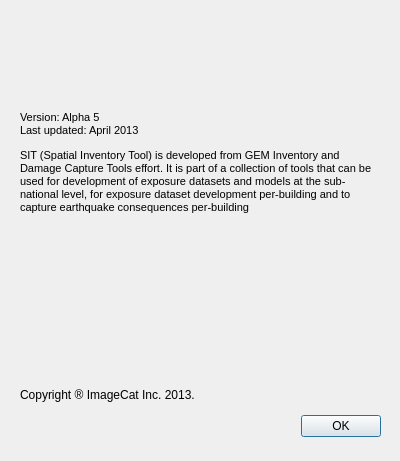
This is qt/dlg_about.ui in gem/sidd as Qt 5 draws it before an edit. The edited form follows.
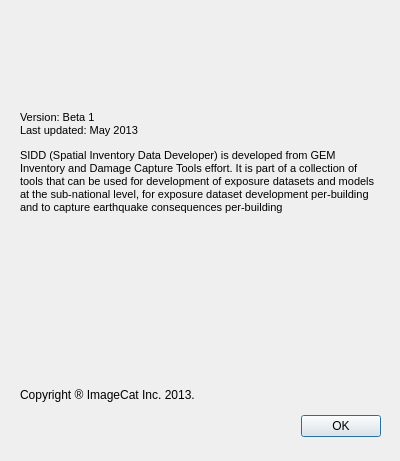
This is the edited form. Icons and pictures are not drawn.

Commit message:
fixed issues - tentative fix for mixture of zoom and emitPoint tools (issue#8) - set minimum size for window to avoid overlapping widget (issue#2) - added tentative applicaiton icon (issue#1)
updates
- use actual step count for updating build exposure progress bar
- fixed initialization bug in DialogSearchFeature
- fixed bug causing residual attribute range in buildMS dialog

license
- updated README.txt and LICENSE.txt to reflect license change to AGPL

general
- renamed application to SIDD (spatial inventory data developer)

The edit to the form file:
```diff
--- a/qt/dlg_about.ui
+++ b/qt/dlg_about.ui
@@ -59,8 +59,8 @@
 &lt;html&gt;&lt;head&gt;&lt;meta name=&quot;qrichtext&quot; content=&quot;1&quot; /&gt;&lt;style type=&quot;text/css&quot;&gt;
 p, li { white-space: pre-wrap; }
 &lt;/style&gt;&lt;/head&gt;&lt;body style=&quot; font-family:'MS Shell Dlg 2'; font-size:8.25pt; font-weight:400; font-style:normal;&quot;&gt;
-&lt;p style=&quot; margin-top:12px; margin-bottom:12px; margin-left:0px; margin-right:0px; -qt-block-indent:0; text-indent:0px;&quot;&gt;&lt;span style=&quot; font-size:8pt;&quot;&gt;Version: Alpha 5&lt;br /&gt;Last updated: April 2013 &lt;/span&gt;&lt;/p&gt;
-&lt;p style=&quot; margin-top:12px; margin-bottom:12px; margin-left:0px; margin-right:0px; -qt-block-indent:0; text-indent:0px;&quot;&gt;&lt;span style=&quot; font-size:8pt;&quot;&gt;SIT (Spatial Inventory Tool) is developed from GEM Inventory and Damage Capture Tools effort. It is part of a collection of tools that can be used for development of exposure datasets and models at the sub-national level, for exposure dataset development per-building and to capture earthquake consequences per-building &lt;/span&gt;&lt;/p&gt;&lt;/body&gt;&lt;/html&gt;</string>
+&lt;p style=&quot; margin-top:12px; margin-bottom:12px; margin-left:0px; margin-right:0px; -qt-block-indent:0; text-indent:0px;&quot;&gt;&lt;span style=&quot; font-size:8pt;&quot;&gt;Version: Beta 1&lt;br /&gt;Last updated: May 2013 &lt;/span&gt;&lt;/p&gt;
+&lt;p style=&quot; margin-top:12px; margin-bottom:12px; margin-left:0px; margin-right:0px; -qt-block-indent:0; text-indent:0px;&quot;&gt;&lt;span style=&quot; font-size:8pt;&quot;&gt;SIDD (Spatial Inventory Data Developer) is developed from GEM Inventory and Damage Capture Tools effort. It is part of a collection of tools that can be used for development of exposure datasets and models at the sub-national level, for exposure dataset development per-building and to capture earthquake consequences per-building &lt;/span&gt;&lt;/p&gt;&lt;/body&gt;&lt;/html&gt;</string>
    </property>
    <property name="alignment">
     <set>Qt::AlignLeading|Qt::AlignLeft|Qt::AlignTop</set>
```
The commit also changes 24 other files.
